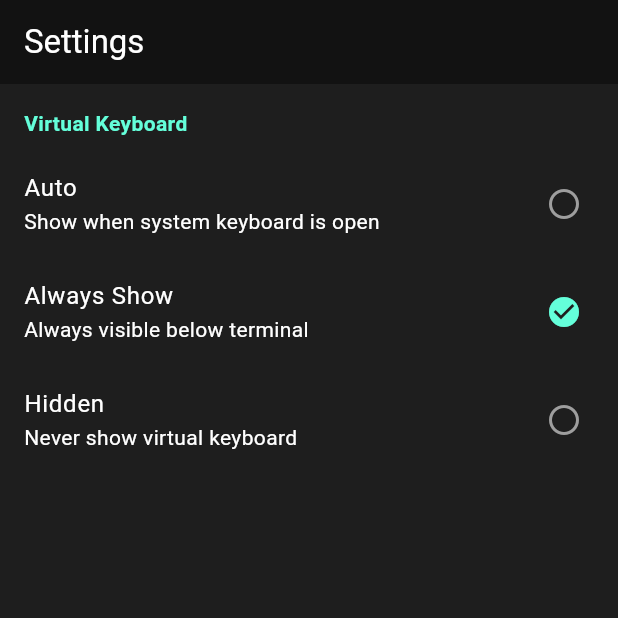
After one commit to Inokinoki/picshell, a Flutter app: the SettingsScreen screen opened by its route, after a tap on "Always Show", on a phone screen of 412 x 824 dp, the top half of it. The commit adds this screen. Run offline on Flutter 3.47's test engine with Material 3 defaults, Android fonts, the phone set to English and light mode, and no system bars; our stand-ins replace file_picker, flutter_riverpod, go_router, hive, hive_flutter; missing offline and left inert: dartssh2; accounts and stored records are empty.

Commit message:
feat: add settings page with virtual keyboard options
- Auto: show when system keyboard is open (default)
- Always Show: always visible below terminal
- Hidden: never show virtual keyboard
- Settings persisted in Hive
- Settings button in home screen AppBar

```diff
--- a/lib/app/routes.dart
+++ b/lib/app/routes.dart
@@ -2,6 +2,7 @@ import 'package:go_router/go_router.dart';
 import '../screens/home/home_screen.dart';
 import '../screens/hosts/host_list_screen.dart';
 import '../screens/hosts/host_edit_screen.dart';
+import '../screens/settings/settings_screen.dart';
 
 final router = GoRouter(
   initialLocation: '/',
@@ -20,5 +21,9 @@ final router = GoRouter(
       builder: (context, state) =>
           HostEditScreen(hostId: state.pathParameters['id']),
     ),
+    GoRoute(
+      path: '/settings',
+      builder: (context, state) => const SettingsScreen(),
+    ),
   ],
 );
--- /dev/null
+++ b/lib/providers/settings_provider.dart
@@ -0,0 +1,47 @@
+import 'package:flutter_riverpod/flutter_riverpod.dart';
+import 'package:hive/hive.dart';
+
+enum KeyboardBarMode {
+  auto, // 只在系统键盘弹出时显示
+  always, // 始终显示
+  hidden, // 始终隐藏
+}
+
+final settingsProvider = StateNotifierProvider<SettingsNotifier, AppSettings>((
+  ref,
+) {
+  return SettingsNotifier();
+});
+
+class AppSettings {
+  final KeyboardBarMode keyboardBarMode;
+
+  const AppSettings({this.keyboardBarMode = KeyboardBarMode.auto});
+
+  AppSettings copyWith({KeyboardBarMode? keyboardBarMode}) {
+    return AppSettings(
+      keyboardBarMode: keyboardBarMode ?? this.keyboardBarMode,
+    );
+  }
+}
+
+class SettingsNotifier extends StateNotifier<AppSettings> {
+  static const _boxName = 'settings';
+  static const _keyboardModeKey = 'keyboardBarMode';
+
+  SettingsNotifier() : super(const AppSettings()) {
+    _load();
+  }
+
+  Future<void> _load() async {
+    final box = await Hive.openBox(_boxName);
+    final modeIndex = box.get(_keyboardModeKey, defaultValue: 0);
+    state = AppSettings(keyboardBarMode: KeyboardBarMode.values[modeIndex]);
+  }
+
+  Future<void> setKeyboardBarMode(KeyboardBarMode mode) async {
+    state = state.copyWith(keyboardBarMode: mode);
+    final box = await Hive.openBox(_boxName);
+    await box.put(_keyboardModeKey, mode.index);
+  }
+}
--- a/lib/screens/home/home_screen.dart
+++ b/lib/screens/home/home_screen.dart
@@ -34,6 +34,11 @@ class HomeScreen extends ConsumerWidget {
             icon: const Icon(Icons.add),
             onPressed: () => _showConnectDialog(context, ref),
             tooltip: 'New Connection',
+          ),
+          IconButton(
+            icon: const Icon(Icons.settings),
+            onPressed: () => context.push('/settings'),
+            tooltip: 'Settings',
           ),
         ],
         bottom: sessions.isNotEmpty
--- /dev/null
+++ b/lib/screens/settings/settings_screen.dart
@@ -0,0 +1,86 @@
+import 'package:flutter/material.dart';
+import 'package:flutter_riverpod/flutter_riverpod.dart';
+import '../../providers/settings_provider.dart';
+
+class SettingsScreen extends ConsumerWidget {
+  const SettingsScreen({super.key});
+
+  @override
+  Widget build(BuildContext context, WidgetRef ref) {
+    final settings = ref.watch(settingsProvider);
+
+    return Scaffold(
+      appBar: AppBar(title: const Text('Settings')),
+      body: ListView(
+        children: [
+          const _SectionHeader(title: 'Virtual Keyboard'),
+          _buildKeyboardModeTile(
+            context,
+            ref,
+            'Auto',
+            'Show when system keyboard is open',
+            KeyboardBarMode.auto,
+            settings.keyboardBarMode,
+          ),
+          _buildKeyboardModeTile(
+            context,
+            ref,
+            'Always Show',
+            'Always visible below terminal',
+            KeyboardBarMode.always,
+            settings.keyboardBarMode,
+          ),
+          _buildKeyboardModeTile(
+            context,
+            ref,
+            'Hidden',
+            'Never show virtual keyboard',
+            KeyboardBarMode.hidden,
+            settings.keyboardBarMode,
+          ),
+        ],
+      ),
+    );
+  }
+
+  Widget _buildKeyboardModeTile(
+    BuildContext context,
+    WidgetRef ref,
+    String title,
+    String subtitle,
+    KeyboardBarMode mode,
+    KeyboardBarMode currentMode,
+  ) {
+    return ListTile(
+      title: Text(title),
+      subtitle: Text(subtitle),
+      trailing: currentMode == mode
+          ? Icon(Icons.check_circle, color: Colors.tealAccent)
+          : const Icon(Icons.circle_outlined, color: Colors.grey),
+      onTap: () {
+        ref.read(settingsProvider.notifier).setKeyboardBarMode(mode);
+      },
+    );
+  }
+}
+
+class _SectionHeader extends StatelessWidget {
+  final String title;
+
+  const _SectionHeader({required this.title});
+
+  @override
+  Widget build(BuildContext context) {
+    return Padding(
+      padding: const EdgeInsets.fromLTRB(16, 16, 16, 8),
+      child: Text(
+        title,
+        style: TextStyle(
+          color: Colors.tealAccent,
+          fontSize: 14,
+          fontWeight: FontWeight.bold,
+        ),
+      ),
+    );
+  }
+}
--- a/lib/widgets/terminal_widget/terminal_widget.dart
+++ b/lib/widgets/terminal_widget/terminal_widget.dart
@@ -1,17 +1,19 @@
 import 'package:flutter/material.dart';
+import 'package:flutter_riverpod/flutter_riverpod.dart';
 import 'package:xterm/xterm.dart';
+import '../../providers/settings_provider.dart';
 import '../virtual_keyboard.dart';
 
-class TerminalWidget extends StatefulWidget {
+class TerminalWidget extends ConsumerStatefulWidget {
   final Terminal terminal;
 
   const TerminalWidget({super.key, required this.terminal});
 
   @override
-  State<TerminalWidget> createState() => _TerminalWidgetState();
+  ConsumerState<TerminalWidget> createState() => _TerminalWidgetState();
 }
 
-class _TerminalWidgetState extends State<TerminalWidget>
+class _TerminalWidgetState extends ConsumerState<TerminalWidget>
     with AutomaticKeepAliveClientMixin {
   @override
   bool get wantKeepAlive => true;
@@ -20,13 +22,27 @@ class _TerminalWidgetState extends State<TerminalWidget>
   Widget build(BuildContext context) {
     super.build(context);
 
+    final settings = ref.watch(settingsProvider);
     final keyboardHeight = MediaQuery.of(context).viewInsets.bottom;
     final isKeyboardVisible = keyboardHeight > 0;
+
+    bool showKeyboard;
+    switch (settings.keyboardBarMode) {
+      case KeyboardBarMode.auto:
+        showKeyboard = isKeyboardVisible;
+        break;
+      case KeyboardBarMode.always:
+        showKeyboard = true;
+        break;
+      case KeyboardBarMode.hidden:
+        showKeyboard = false;
+        break;
+    }
 
     return Column(
       children: [
         Expanded(child: TerminalView(widget.terminal)),
-        if (isKeyboardVisible) VirtualKeyboardBar(terminal: widget.terminal),
+        if (showKeyboard) VirtualKeyboardBar(terminal: widget.terminal),
       ],
     );
   }
```
